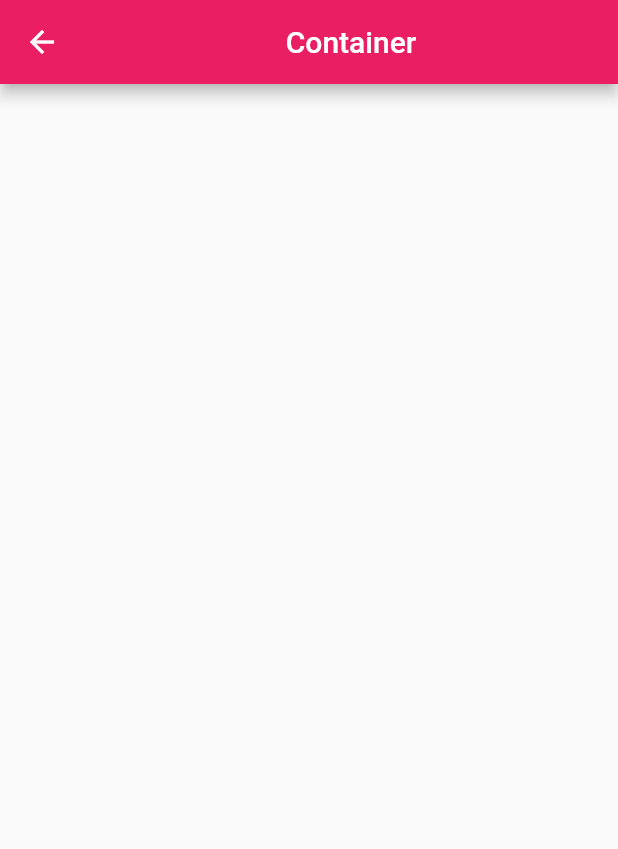
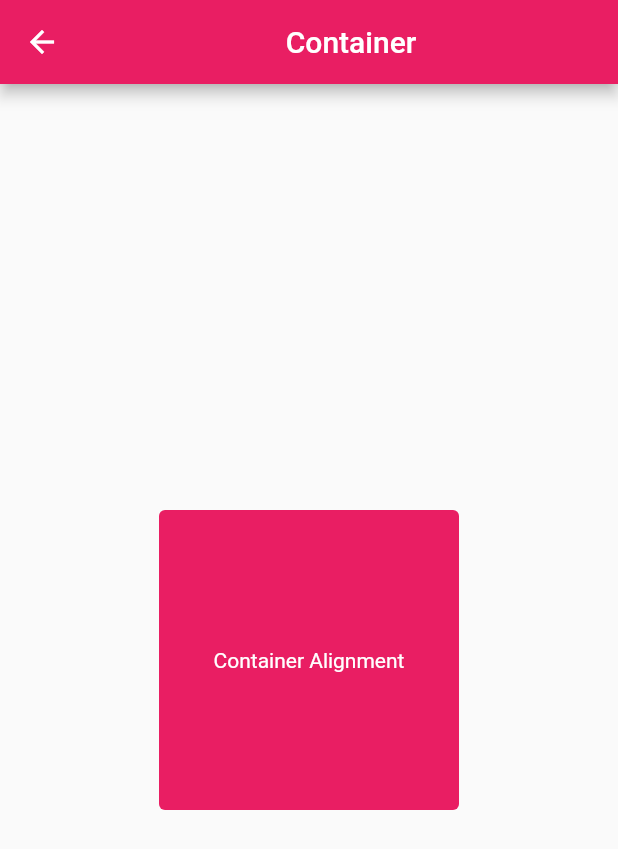
Before and after one commit to cozysybil/example_app_1, a Flutter app: the ContainerPage screen opened directly, on a phone screen of 412 x 824 dp. Shown: the top 849 px of the screen. Run offline on Flutter 3.47's test engine with Material 2 defaults, Android fonts, the phone set to English and light mode, and no system bars.

Commit message:
feat: add square to page

```diff
--- a/lib/container/containerPage.dart
+++ b/lib/container/containerPage.dart
@@ -16,13 +16,38 @@ class _ContainerPageState extends State<ContainerPage> {
       appBar: AppBar(
         title: Center(
             child: Column(
-              children: [Text(textAlign: TextAlign.center, widget.title)],
-            )),
+          children: [Text(textAlign: TextAlign.center, widget.title)],
+        )),
       ),
       body: Center(
-        child: Column(
-          mainAxisAlignment: MainAxisAlignment.start,
-          children: <Widget>[],
+          child: Column(
+        children: const <Widget>[
+          Spacer(),
+          FilledCardExample(),
+          Spacer(),
+        ],
+      )),
+    );
+  }
+}
+
+class FilledCardExample extends StatelessWidget {
+  const FilledCardExample({super.key});
+
+  @override
+  Widget build(BuildContext context) {
+    return Center(
+      child: Card(
+        elevation: 0,
+        color: Theme.of(context).colorScheme.primaryContainer,
+        child: const SizedBox(
+          width: 200,
+          height: 200,
+          child: Center(
+              child: Text(
+            'Container Alignment',
+            style: TextStyle(color: Colors.white),
+          )),
         ),
       ),
     );
```
